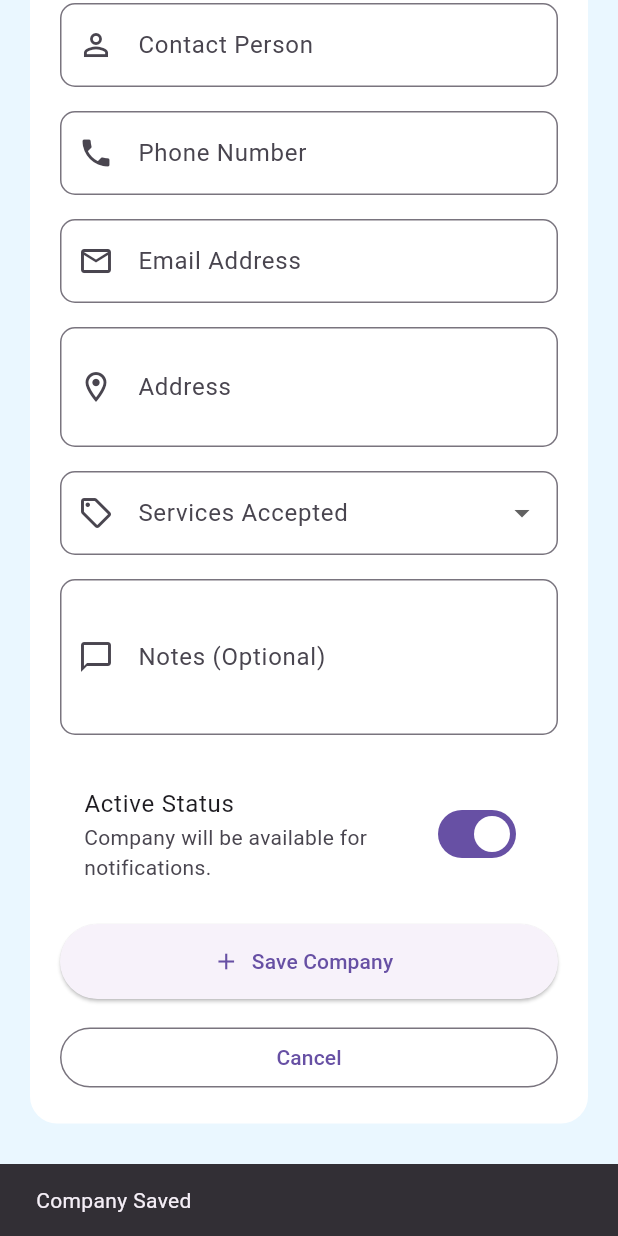
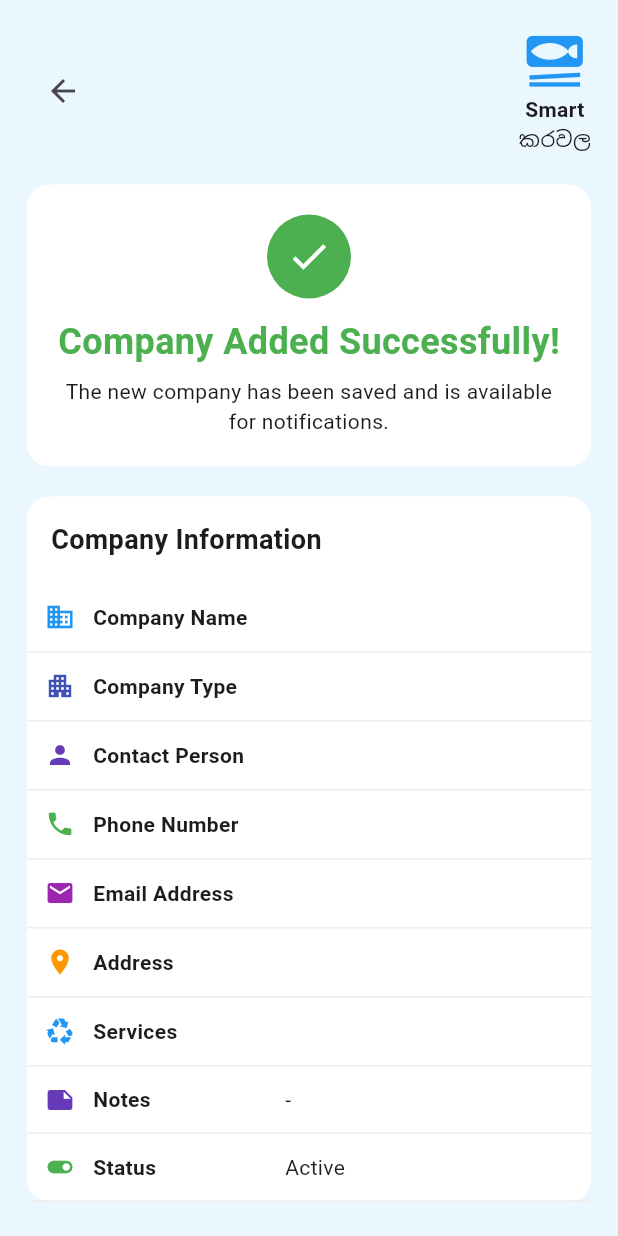
Before and after one commit to Milansanjaya/R26-IT-079-Frontend, a Flutter app: the AddCompanyScreen screen opened directly, scrolled down 366 dp, after a tap on "Save Company", on a phone screen of 412 x 824 dp. Run offline on Flutter 3.47's test engine with Material 3 defaults, Android fonts, the phone set to English and light mode, and no system bars.

Commit message:
add CompanyAddedSuccessScreen for displaying success message after company addition

```diff
--- a/smart_karawala_mobile/lib/screens/add_company_screen.dart
+++ b/smart_karawala_mobile/lib/screens/add_company_screen.dart
@@ -1,16 +1,13 @@
 import 'package:flutter/material.dart';
-
+import 'company_added_success_screen.dart';
 class AddCompanyScreen extends StatefulWidget {
   const AddCompanyScreen({super.key});
 
   @override
-  State<AddCompanyScreen> createState() =>
-      _AddCompanyScreenState();
+  State<AddCompanyScreen> createState() => _AddCompanyScreenState();
 }
 
-class _AddCompanyScreenState
-    extends State<AddCompanyScreen> {
-
+class _AddCompanyScreenState extends State<AddCompanyScreen> {
   final companyName = TextEditingController();
   final contactPerson = TextEditingController();
   final phone = TextEditingController();
@@ -33,22 +30,17 @@ class _AddCompanyScreenState
 
           child: Column(
             children: [
-
               //--------------------------------
               // Header
               //--------------------------------
-
               Row(
-                mainAxisAlignment:
-                    MainAxisAlignment.spaceBetween,
+                mainAxisAlignment: MainAxisAlignment.spaceBetween,
 
                 children: [
-
                   Container(
                     decoration: BoxDecoration(
                       color: Colors.white,
-                      borderRadius:
-                          BorderRadius.circular(12),
+                      borderRadius: BorderRadius.circular(12),
                     ),
 
                     child: IconButton(
@@ -61,22 +53,14 @@ class _AddCompanyScreenState
 
                   Column(
                     children: const [
-
-                      Icon(
-                        Icons.set_meal,
-                        color: Colors.blue,
-                        size: 45,
-                      ),
+                      Icon(Icons.set_meal, color: Colors.blue, size: 45),
 
                       Text(
                         "Smart",
-                        style: TextStyle(
-                          fontWeight: FontWeight.bold,
-                        ),
+                        style: TextStyle(fontWeight: FontWeight.bold),
                       ),
 
                       Text("කරවල"),
-
                     ],
                   ),
                 ],
@@ -100,13 +84,11 @@ class _AddCompanyScreenState
 
                 decoration: BoxDecoration(
                   color: Colors.white,
-                  borderRadius:
-                      BorderRadius.circular(18),
+                  borderRadius: BorderRadius.circular(18),
                 ),
 
                 child: Column(
                   children: [
-
                     buildTextField(
                       controller: companyName,
                       label: "Company Name",
@@ -158,11 +140,7 @@ class _AddCompanyScreenState
                       label: "Services Accepted",
                       icon: Icons.sell_outlined,
                       value: serviceType,
-                      items: const [
-                        "Fish Waste",
-                        "Fish Meal",
-                        "Compost",
-                      ],
+                      items: const ["Fish Waste", "Fish Meal", "Compost"],
                       onChanged: (v) {
                         setState(() {
                           serviceType = v;
@@ -200,23 +178,27 @@ class _AddCompanyScreenState
 
                       child: ElevatedButton.icon(
                         onPressed: () {
-
-                          ScaffoldMessenger.of(context)
-                              .showSnackBar(
-                            const SnackBar(
-                              content: Text(
-                                "Company Saved",
+                          Navigator.pushReplacement(
+                            context,
+                            MaterialPageRoute(
+                              builder: (_) => CompanyAddedSuccessScreen(
+                                companyName: companyName.text,
+                                companyType: companyType ?? "",
+                                contactPerson: contactPerson.text,
+                                phone: phone.text,
+                                email: email.text,
+                                address: address.text,
+                                services: serviceType ?? "",
+                                notes: notes.text,
+                                active: active,
                               ),
                             ),
                           );
-
                         },
 
                         icon: const Icon(Icons.add),
 
-                        label: const Text(
-                          "Save Company",
-                        ),
+                        label: const Text("Save Company"),
                       ),
                     ),
 
@@ -231,7 +213,6 @@ class _AddCompanyScreenState
                         child: const Text("Cancel"),
                       ),
                     ),
-
                   ],
                 ),
               ),
@@ -263,10 +244,7 @@ class _AddCompanyScreenState
         decoration: InputDecoration(
           labelText: label,
           prefixIcon: Icon(icon),
-          border: OutlineInputBorder(
-            borderRadius:
-                BorderRadius.circular(10),
-          ),
+          border: OutlineInputBorder(borderRadius: BorderRadius.circular(10)),
         ),
       ),
     );
@@ -286,18 +264,10 @@ class _AddCompanyScreenState
         decoration: InputDecoration(
           labelText: label,
           prefixIcon: Icon(icon),
-          border: OutlineInputBorder(
-            borderRadius:
-                BorderRadius.circular(10),
-          ),
+          border: OutlineInputBorder(borderRadius: BorderRadius.circular(10)),
         ),
         items: items
-            .map(
-              (e) => DropdownMenuItem(
-                value: e,
-                child: Text(e),
-              ),
-            )
+            .map((e) => DropdownMenuItem(value: e, child: Text(e)))
             .toList(),
         onChanged: onChanged,
       ),
--- /dev/null
+++ b/smart_karawala_mobile/lib/screens/company_added_success_screen.dart
@@ -0,0 +1,317 @@
+import 'package:flutter/material.dart';
+import 'admin_home_screen.dart';
+import 'add_company_screen.dart';
+
+class CompanyAddedSuccessScreen extends StatelessWidget {
+  final String companyName;
+  final String companyType;
+  final String contactPerson;
+  final String phone;
+  final String email;
+  final String address;
+  final String services;
+  final String notes;
+  final bool active;
+
+  const CompanyAddedSuccessScreen({
+    super.key,
+    required this.companyName,
+    required this.companyType,
+    required this.contactPerson,
+    required this.phone,
+    required this.email,
+    required this.address,
+    required this.services,
+    required this.notes,
+    required this.active,
+  });
+
+  Widget infoRow(
+      IconData icon,
+      Color color,
+      String title,
+      String value) {
+    return Container(
+      padding: const EdgeInsets.symmetric(
+        horizontal: 12,
+        vertical: 12,
+      ),
+      decoration: BoxDecoration(
+        border: Border(
+          bottom: BorderSide(
+            color: Colors.grey.shade200,
+          ),
+        ),
+      ),
+      child: Row(
+        children: [
+
+          Icon(icon, color: color, size: 20),
+
+          const SizedBox(width: 12),
+
+          Expanded(
+            flex: 2,
+            child: Text(
+              title,
+              style: const TextStyle(
+                fontWeight: FontWeight.w600,
+              ),
+            ),
+          ),
+
+          Expanded(
+            flex: 3,
+            child: Text(value),
+          ),
+        ],
+      ),
+    );
+  }
+
+  @override
+  Widget build(BuildContext context) {
+    return Scaffold(
+      backgroundColor: const Color(0xffEAF7FF),
+
+      body: SafeArea(
+        child: SingleChildScrollView(
+          padding: const EdgeInsets.all(18),
+          child: Column(
+            children: [
+
+              //-------------------------------------
+              // Header
+              //-------------------------------------
+
+              Row(
+                mainAxisAlignment:
+                    MainAxisAlignment.spaceBetween,
+                children: [
+
+                  IconButton(
+                    icon: const Icon(Icons.arrow_back),
+                    onPressed: () {
+                      Navigator.pop(context);
+                    },
+                  ),
+
+                  Column(
+                    children: const [
+                      Icon(
+                        Icons.set_meal,
+                        color: Colors.blue,
+                        size: 45,
+                      ),
+                      Text(
+                        "Smart",
+                        style: TextStyle(
+                          fontWeight: FontWeight.bold,
+                        ),
+                      ),
+                      Text("කරවල"),
+                    ],
+                  ),
+                ],
+              ),
+
+              const SizedBox(height: 20),
+
+              //-------------------------------------
+              // Success Card
+              //-------------------------------------
+
+              Container(
+                width: double.infinity,
+                padding: const EdgeInsets.all(20),
+                decoration: BoxDecoration(
+                  color: Colors.white,
+                  borderRadius:
+                      BorderRadius.circular(15),
+                ),
+                child: const Column(
+                  children: [
+
+                    CircleAvatar(
+                      radius: 28,
+                      backgroundColor: Colors.green,
+                      child: Icon(
+                        Icons.check,
+                        color: Colors.white,
+                        size: 30,
+                      ),
+                    ),
+
+                    SizedBox(height: 12),
+
+                    Text(
+                      "Company Added Successfully!",
+                      style: TextStyle(
+                        color: Colors.green,
+                        fontSize: 24,
+                        fontWeight: FontWeight.bold,
+                      ),
+                    ),
+
+                    SizedBox(height: 6),
+
+                    Text(
+                      "The new company has been saved and is available for notifications.",
+                      textAlign: TextAlign.center,
+                    ),
+
+                  ],
+                ),
+              ),
+
+              const SizedBox(height: 20),
+
+              //-------------------------------------
+              // Company Information
+              //-------------------------------------
+
+              Container(
+                decoration: BoxDecoration(
+                  color: Colors.white,
+                  borderRadius:
+                      BorderRadius.circular(15),
+                ),
+                child: Column(
+                  children: [
+
+                    const Padding(
+                      padding: EdgeInsets.all(16),
+                      child: Align(
+                        alignment: Alignment.centerLeft,
+                        child: Text(
+                          "Company Information",
+                          style: TextStyle(
+                            fontWeight:
+                                FontWeight.bold,
+                            fontSize: 18,
+                          ),
+                        ),
+                      ),
+                    ),
+
+                    infoRow(Icons.business,
+                        Colors.blue,
+                        "Company Name",
+                        companyName),
+
+                    infoRow(Icons.apartment,
+                        Colors.indigo,
+                        "Company Type",
+                        companyType),
+
+                    infoRow(Icons.person,
+                        Colors.deepPurple,
+                        "Contact Person",
+                        contactPerson),
+
+                    infoRow(Icons.phone,
+                        Colors.green,
+                        "Phone Number",
+                        phone),
+
+                    infoRow(Icons.email,
+                        Colors.purple,
+                        "Email Address",
+                        email),
+
+                    infoRow(Icons.location_on,
+                        Colors.orange,
+                        "Address",
+                        address),
+
+                    infoRow(Icons.recycling,
+                        Colors.blue,
+                        "Services",
+                        services),
+
+                    infoRow(Icons.note,
+                        Colors.deepPurple,
+                        "Notes",
+                        notes.isEmpty
+                            ? "-"
+                            : notes),
+
+                    infoRow(Icons.toggle_on,
+                        Colors.green,
+                        "Status",
+                        active
+                            ? "Active"
+                            : "Inactive"),
+                  ],
+                ),
+              ),
+
+              const SizedBox(height: 25),
+
+              //-------------------------------------
+              // Buttons
+              //-------------------------------------
+
+              SizedBox(
+                width: double.infinity,
+                child: OutlinedButton.icon(
+                  icon: const Icon(Icons.add),
+                  label: const Text(
+                      "Add Another Company"),
+                  onPressed: () {
+                    Navigator.pushReplacement(
+                      context,
+                      MaterialPageRoute(
+                        builder: (_) =>
+                            const AddCompanyScreen(),
+                      ),
+                    );
+                  },
+                ),
+              ),
+
+              const SizedBox(height: 15),
+
+              SizedBox(
+                width: double.infinity,
+                height: 50,
+                child: ElevatedButton.icon(
+                  icon: const Icon(Icons.home),
+                  label: const Text(
+                    "Go to Dashboard",
+                  ),
+                  style: ElevatedButton.styleFrom(
+                    backgroundColor:
+                        const Color(0xff0A3E91),
+                    foregroundColor:
+                        Colors.white,
+                  ),
+                  onPressed: () {
+                    Navigator.pushAndRemoveUntil(
+                      context,
+                      MaterialPageRoute(
+                        builder: (_) =>
+                            const AdminHomeScreen(),
+                      ),
+                      (route) => false,
+                    );
+                  },
+                ),
+              ),
+
+              const SizedBox(height: 35),
+
+              const Text(
+                "Powered by Smart Karawala",
+                style: TextStyle(
+                  color: Colors.grey,
+                ),
+              ),
+
+            ],
+          ),
+        ),
+      ),
+    );
+  }
+}
--- a/smart_karawala_mobile/lib/screens/waste_notification_screen.dart
+++ b/smart_karawala_mobile/lib/screens/waste_notification_screen.dart
@@ -2,7 +2,8 @@ import 'package:flutter/material.dart';
 import 'add_company_screen.dart';
 
 class WasteNotificationScreen extends StatefulWidget {
-  const WasteNotificationScreen({super.key});
+  final double predictedWaste;
+  const WasteNotificationScreen({super.key, required this.predictedWaste});
 
   @override
   State<WasteNotificationScreen> createState() =>
@@ -10,6 +11,9 @@ class WasteNotificationScreen extends StatefulWidget {
 }
 
 class _WasteNotificationScreenState extends State<WasteNotificationScreen> {
+  final TextEditingController collectionDateController =
+      TextEditingController();
+
   final List<Map<String, dynamic>> companies = [
     {
       "name": "Ocean Recyclers (Pvt) Ltd",
@@ -32,6 +36,14 @@ class _WasteNotificationScreenState extends State<WasteNotificationScreen> {
       "icon": Icons.water,
     },
   ];
+  @override
+  void initState() {
+    super.initState();
+
+    final now = DateTime.now();
+
+    collectionDateController.text = "${now.day}/${now.month}/${now.year}";
+  }
 
   @override
   Widget build(BuildContext context) {
@@ -299,7 +311,8 @@ class _WasteNotificationScreenState extends State<WasteNotificationScreen> {
                               const SizedBox(height: 8),
 
                               TextFormField(
-                                initialValue: "113.5",
+                                initialValue:
+                                    "${widget.predictedWaste.toStringAsFixed(1)}",
 
                                 decoration: InputDecoration(
                                   suffixText: "kg",
@@ -331,18 +344,30 @@ class _WasteNotificationScreenState extends State<WasteNotificationScreen> {
                               const SizedBox(height: 8),
 
                               TextFormField(
-                                initialValue: "26 May 2026",
+                                controller: collectionDateController,
                                 readOnly: true,
-
                                 decoration: InputDecoration(
                                   prefixIcon: const Icon(Icons.calendar_month),
-
                                   suffixIcon: const Icon(Icons.arrow_drop_down),
-
                                   border: OutlineInputBorder(
                                     borderRadius: BorderRadius.circular(10),
                                   ),
                                 ),
+                                onTap: () async {
+                                  final DateTime? picked = await showDatePicker(
+                                    context: context,
+                                    initialDate: DateTime.now(),
+                                    firstDate: DateTime.now(),
+                                    lastDate: DateTime(2035),
+                                  );
+
+                                  if (picked != null) {
+                                    setState(() {
+                                      collectionDateController.text =
+                                          "${picked.day}/${picked.month}/${picked.year}";
+                                    });
+                                  }
+                                },
                               ),
                             ],
                           ),
--- a/smart_karawala_mobile/lib/screens/waste_prediction_screen.dart
+++ b/smart_karawala_mobile/lib/screens/waste_prediction_screen.dart
@@ -413,7 +413,6 @@ class _WastePredictionScreenState extends State<WastePredictionScreen> {
                     ),
 
                     const SizedBox(height: 25),
-
                   ],
                 ),
               ),
@@ -501,7 +500,9 @@ class _WastePredictionScreenState extends State<WastePredictionScreen> {
                       Navigator.push(
                         context,
                         MaterialPageRoute(
-                          builder: (context) => const WasteNotificationScreen(),
+                          builder: (context) => WasteNotificationScreen(
+                            predictedWaste: batch!.predictedWaste,
+                          ),
                         ),
                       );
                     } else {
@@ -512,7 +513,6 @@ class _WastePredictionScreenState extends State<WastePredictionScreen> {
                         ),
                       );
                     }
-
 
                     if (!mounted) return;
 
```
